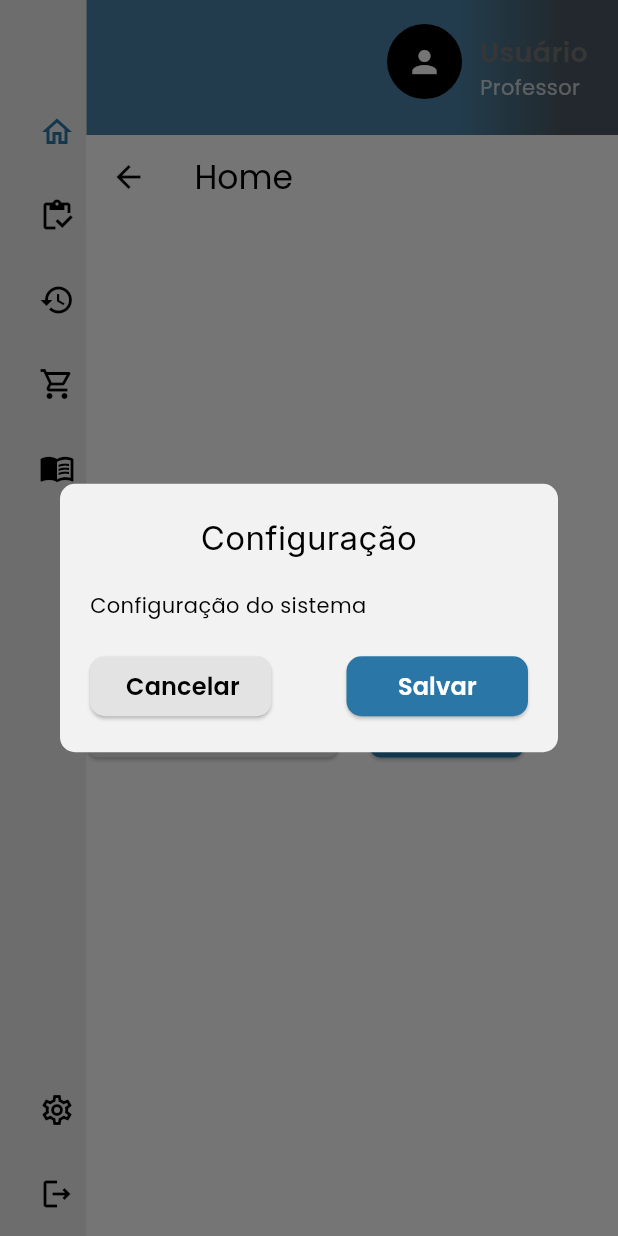
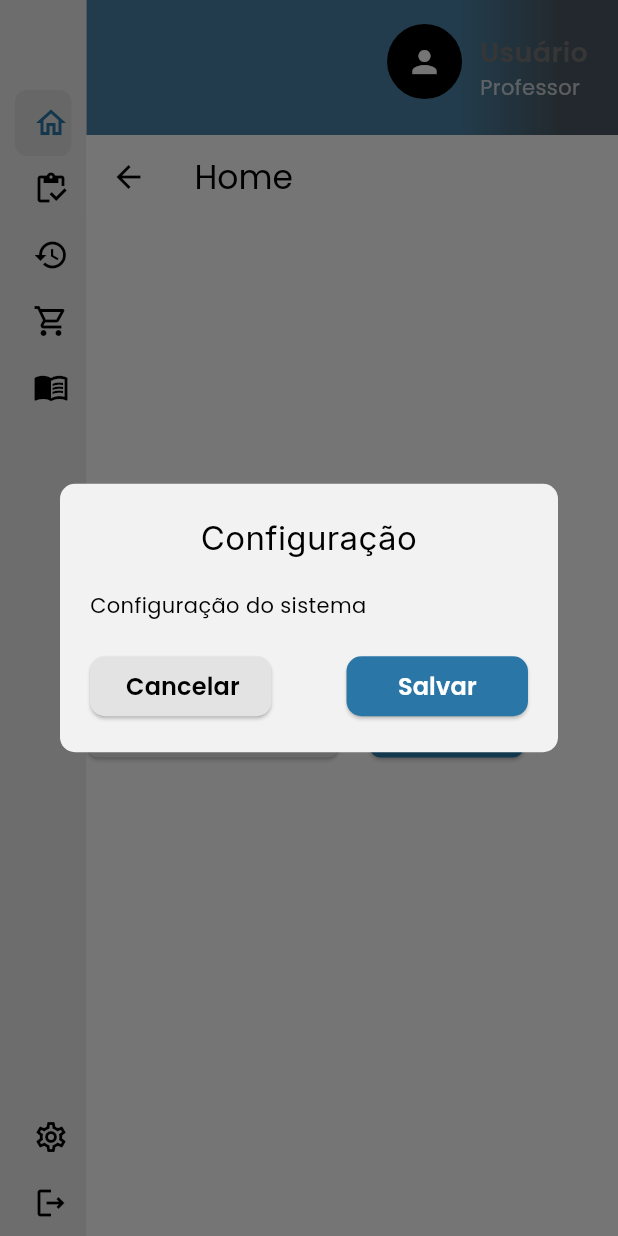
Before and after one commit to ProjetoGestaoInsumos/front_insumos, a Flutter app: the MainLayout screen opened by its route, after a tap on the "settings" icon, on a phone screen of 412 x 824 dp. Run offline on Flutter 3.47's test engine with Material 3 defaults, Android fonts, the phone set to English and light mode, and no system bars; our stand-ins replace dio.

Commit message:
Atualizando estilos;

```diff
--- a/lib/components/custom_button.dart
+++ b/lib/components/custom_button.dart
@@ -9,6 +9,7 @@ class CustomButton extends StatefulWidget {
   final Color? iconColor;
   final double? borderRadius;
   final double? fontSize;
+  final double? minWidth; // NOVO
 
   const CustomButton({
     super.key,
@@ -19,6 +20,7 @@ class CustomButton extends StatefulWidget {
     this.iconColor,
     this.borderRadius,
     this.fontSize,
+    this.minWidth, // NOVO: largura mínima padrão
   });
   @override
   State<CustomButton> createState() => _CustomIconButtonState();
@@ -62,6 +64,7 @@ class _CustomIconButtonState extends State<CustomButton> {
       onPressed: isLoading ? null : _handlePress,
       child: SizedBox(
         height: 40,
+        width: widget.minWidth, // largura mínima
         child: Center(
           child: isLoading
               ? const SizedBox(
--- a/lib/components/custom_popup.dart
+++ b/lib/components/custom_popup.dart
@@ -38,7 +38,6 @@ class CustomPopup extends StatefulWidget {
   }) {
     return showDialog(
       context: context,
-      barrierDismissible: false, // Impede que o popup feche ao clicar fora
       builder: (BuildContext dialogContext) {
         return CustomPopup(
           title: title,
@@ -131,6 +130,7 @@ class _CustomPopupState extends State<CustomPopup> {
                   if (widget.secondaryButtonLabel != null)
                     Expanded(
                       child: CustomButton(
+                        minWidth: 120,
                         text: widget.secondaryButtonLabel,
                         buttonColor: CustomColors.grey,
                         borderRadius: 10,
@@ -138,10 +138,13 @@ class _CustomPopupState extends State<CustomPopup> {
                         onPressed: widget.secondaryButtonOnPressed,
                       ),
                     ),
+                  if (widget.secondaryButtonLabel != null &&
+                      widget.primaryButtonLabel != null)
+                    const SizedBox(width: 50),
                   if (widget.primaryButtonLabel != null) ...[
-                    const SizedBox(width: 50),
                     Expanded(
                       child: CustomButton(
+                        minWidth: 120,
                         text: widget.primaryButtonLabel,
                         buttonColor: isProcessing
                             ? CustomColors.grey
--- a/lib/components/side_bar.dart
+++ b/lib/components/side_bar.dart
@@ -1,12 +1,23 @@
 import 'package:flutter/material.dart';
 import 'package:front_insumos/components/custom_popup.dart';
+import 'package:front_insumos/utils/colors.dart';
 
-class Sidebar extends StatelessWidget {
+class Sidebar extends StatefulWidget {
   final Function(int) onItemSelected;
   final int selectedIndex;
 
-  const Sidebar(
-      {super.key, required this.onItemSelected, required this.selectedIndex});
+  const Sidebar({
+    Key? key,
+    required this.onItemSelected,
+    required this.selectedIndex,
+  }) : super(key: key);
+
+  @override
+  State<Sidebar> createState() => _SidebarState();
+}
+
+class _SidebarState extends State<Sidebar> {
+  int? _hoveredIndex;
 
   @override
   Widget build(BuildContext context) {
@@ -33,22 +44,54 @@ class Sidebar extends StatelessWidget {
           Padding(
             padding: const EdgeInsets.symmetric(horizontal: 10),
             child: Column(
-              children: [
-                for (int i = 0; i < items.length; i++)
-                  ListTile(
-                    leading: Icon(icons[i]),
-                    title: isCompact
-                        ? null
-                        : Text(
-                            items[i],
-                            style: const TextStyle(
-                              fontSize: 16,
+              children: List.generate(items.length, (i) {
+                final bool isSelected = widget.selectedIndex == i;
+                final bool isHovered = _hoveredIndex == i;
+
+                Color iconColor;
+                Color textColor;
+
+                if (isSelected) {
+                  iconColor = CustomColors.blue;
+                  textColor = CustomColors.blue;
+                } else if (isHovered) {
+                  iconColor = CustomColors.blue;
+                  textColor = CustomColors.blue;
+                } else {
+                  iconColor = Colors.black;
+                  textColor = Colors.black;
+                }
+
+                return MouseRegion(
+                  cursor: SystemMouseCursors.click,
+                  onEnter: (_) => setState(() => _hoveredIndex = i),
+                  onExit: (_) => setState(() => _hoveredIndex = null),
+                  child: GestureDetector(
+                    onTap: () => widget.onItemSelected(i),
+                    child: Container(
+                      padding: const EdgeInsets.symmetric(
+                          horizontal: 12, vertical: 10),
+                      decoration: BoxDecoration(
+                        color:
+                            isSelected ? Colors.grey[300] : Colors.transparent,
+                        borderRadius: BorderRadius.circular(8),
+                      ),
+                      child: Row(
+                        children: [
+                          Icon(icons[i], color: iconColor),
+                          if (!isCompact) ...[
+                            const SizedBox(width: 10),
+                            Text(
+                              items[i],
+                              style: TextStyle(fontSize: 16, color: textColor),
                             ),
-                          ),
-                    selected: selectedIndex == i,
-                    onTap: () => onItemSelected(i),
+                          ],
+                        ],
+                      ),
+                    ),
                   ),
-              ],
+                );
+              }),
             ),
           ),
           const Spacer(),
@@ -56,51 +99,37 @@ class Sidebar extends StatelessWidget {
             padding: const EdgeInsets.symmetric(horizontal: 10),
             child: Column(
               children: [
-                ListTile(
-                  leading: Icon(Icons.settings_outlined),
-                  title: isCompact
-                      ? null
-                      : Text(
-                          "Configuração",
-                          style: const TextStyle(
-                            fontSize: 16,
-                          ),
-                        ),
+                _sidebarActionItem(
+                  icon: Icons.settings_outlined,
+                  label: "Configuração",
                   onTap: () {
                     CustomPopup.show(
                       context: context,
                       title: "Configuração",
-                      content: Text("Configuração do sistema"),
+                      content: const Text("Configuração do sistema"),
                       onClose: () => Navigator.of(context).pop(),
                       showFooter: true,
                       primaryButtonLabel: "Salvar",
                       primaryButtonOnPressed: () async {
-                        // Simula um atraso de 2 segundos
                         await Future.delayed(const Duration(seconds: 2));
-                        // Fecha o popup após o atraso
                         Navigator.of(context).pop();
                       },
                       secondaryButtonLabel: "Cancelar",
                       secondaryButtonOnPressed: () async {
-                        // Simula um atraso de 2 segundos
                         await Future.delayed(const Duration(seconds: 2));
-                        // Fecha o popup após o atraso
                         Navigator.of(context).pop();
                       },
                     );
                   },
+                  isCompact: isCompact,
+                  hoverKey: 100,
                 ),
-                ListTile(
-                  leading: Icon(Icons.logout_outlined),
-                  title: isCompact
-                      ? null
-                      : Text(
-                          "Sair",
-                          style: const TextStyle(
-                            fontSize: 16,
-                          ),
-                        ),
+                _sidebarActionItem(
+                  icon: Icons.logout_outlined,
+                  label: "Sair",
                   onTap: () {},
+                  isCompact: isCompact,
+                  hoverKey: 101,
                 ),
               ],
             ),
@@ -109,4 +138,39 @@ class Sidebar extends StatelessWidget {
       ),
     );
   }
+
+  Widget _sidebarActionItem({
+    required IconData icon,
+    required String label,
+    required VoidCallback onTap,
+    required bool isCompact,
+    required int hoverKey,
+  }) {
+    final bool isHovered = _hoveredIndex == hoverKey;
+    Color iconColor = isHovered ? CustomColors.blue : Colors.black;
+    Color textColor = isHovered ? CustomColors.blue : Colors.black;
+    return MouseRegion(
+      cursor: SystemMouseCursors.click,
+      onEnter: (_) => setState(() => _hoveredIndex = hoverKey),
+      onExit: (_) => setState(() => _hoveredIndex = null),
+      child: GestureDetector(
+        onTap: onTap,
+        child: Container(
+          padding: const EdgeInsets.symmetric(horizontal: 12, vertical: 10),
+          child: Row(
+            children: [
+              Icon(icon, color: iconColor),
+              if (!isCompact) ...[
+                const SizedBox(width: 10),
+                Text(
+                  label,
+                  style: TextStyle(fontSize: 16, color: textColor),
+                ),
+              ],
+            ],
+          ),
+        ),
+      ),
+    );
+  }
 }
```
Also changed, not shown: pubspec.lock, 1 other file.
